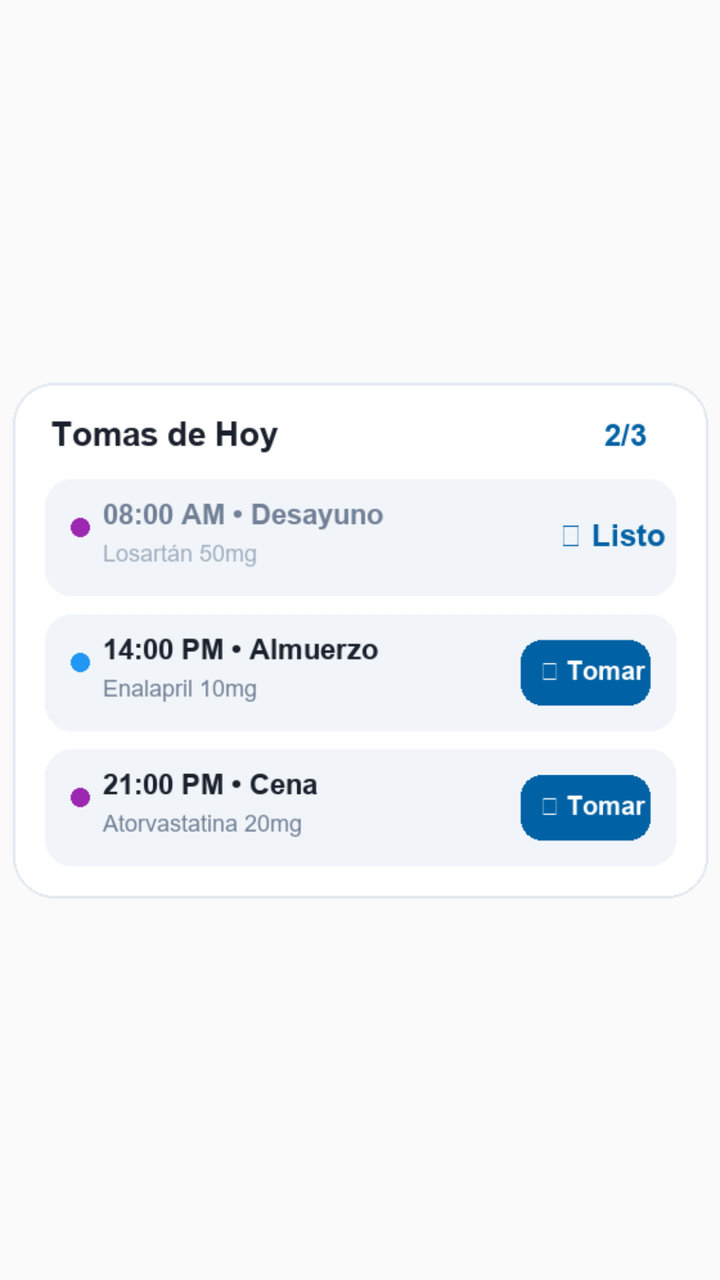
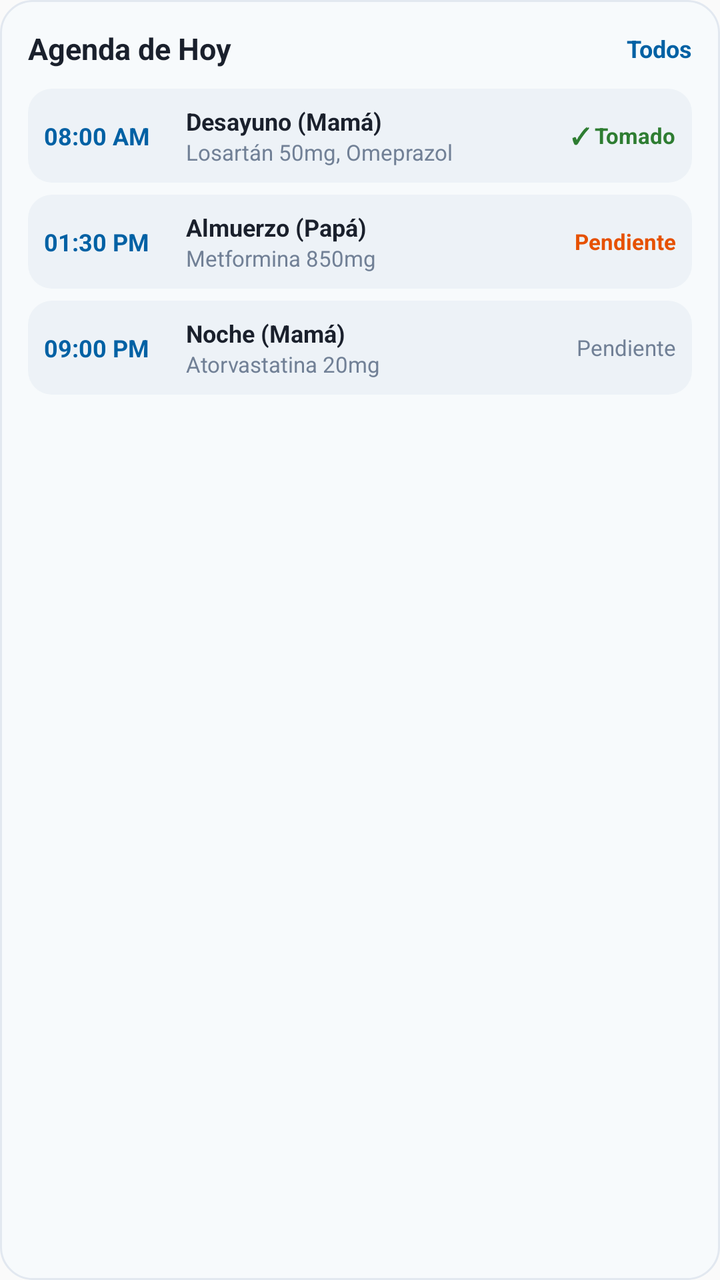

Before-and-after screenshots of an Android layout around one commit, followed by the original layout XML and the change that was made.
<!-- AndroidManifest.xml: application theme android:Theme.Material.Light.NoActionBar -->
<!-- res/layout/widget_daily_schedule_preview.xml -->
<?xml version="1.0" encoding="utf-8"?>
<FrameLayout xmlns:android="http://schemas.android.com/apk/res/android"
    android:layout_width="match_parent"
    android:layout_height="match_parent">

    <ImageView
        android:layout_width="match_parent"
        android:layout_height="match_parent"
        android:scaleType="fitCenter"
        android:src="@drawable/widget_daily_schedule_preview" />
</FrameLayout>
<!-- resources referenced by this layout -->
<resources>
  <!-- drawable widget_daily_schedule_preview: png bitmap (drawable-nodpi, 27364 bytes) -->
</resources>

<!-- the commit's change to res/layout/widget_daily_schedule_preview.xml (unified diff, before → after) -->
@@ -1,11 +1,184 @@
 <?xml version="1.0" encoding="utf-8"?>
-<FrameLayout xmlns:android="http://schemas.android.com/apk/res/android"
+<LinearLayout xmlns:android="http://schemas.android.com/apk/res/android"
+    android:id="@android:id/background"
     android:layout_width="match_parent"
-    android:layout_height="match_parent">
+    android:layout_height="match_parent"
+    android:background="@drawable/widget_preview_card_bg"
+    android:orientation="vertical"
+    android:padding="14dp">
 
-    <ImageView
+    
+    <LinearLayout
         android:layout_width="match_parent"
-        android:layout_height="match_parent"
-        android:scaleType="fitCenter"
-        android:src="@drawable/widget_daily_schedule_preview" />
-</FrameLayout>
+        android:layout_height="wrap_content"
+        android:gravity="center_vertical"
+        android:orientation="horizontal">
+
+        <TextView
+            android:layout_width="0dp"
+            android:layout_height="wrap_content"
+            android:layout_weight="1"
+            android:text="Agenda de Hoy"
+            android:textColor="#1A202C"
+            android:textSize="15sp"
+            android:textStyle="bold" />
+
+        <TextView
+            android:layout_width="wrap_content"
+            android:layout_height="wrap_content"
+            android:text="Todos"
+            android:textColor="#0061A4"
+            android:textSize="12sp"
+            android:textStyle="bold" />
+    </LinearLayout>
+
+    
+    <LinearLayout
+        android:layout_width="match_parent"
+        android:layout_height="wrap_content"
+        android:layout_marginTop="10dp"
+        android:background="@drawable/widget_preview_item_bg"
+        android:gravity="center_vertical"
+        android:orientation="horizontal"
+        android:padding="8dp">
+
+        <TextView
+            android:layout_width="65dp"
+            android:layout_height="wrap_content"
+            android:text="08:00 AM"
+            android:textColor="#0061A4"
+            android:textSize="12sp"
+            android:textStyle="bold" />
+
+        <LinearLayout
+            android:layout_width="0dp"
+            android:layout_height="wrap_content"
+            android:layout_marginStart="6dp"
+            android:layout_weight="1"
+            android:orientation="vertical">
+
+            <TextView
+                android:layout_width="wrap_content"
+                android:layout_height="wrap_content"
+                android:text="Desayuno (Mamá)"
+                android:textColor="#1A202C"
+                android:textSize="12sp"
+                android:textStyle="bold" />
+
+            <TextView
+                android:layout_width="wrap_content"
+                android:layout_height="wrap_content"
+                android:text="Losartán 50mg, Omeprazol"
+                android:textColor="#718096"
+                android:textSize="11sp" />
+        </LinearLayout>
+
+        <TextView
+            android:layout_width="wrap_content"
+            android:layout_height="wrap_content"
+            android:text="✓ Tomado"
+            android:textColor="#2E7D32"
+            android:textSize="11sp"
+            android:textStyle="bold" />
+    </LinearLayout>
+
+    
+    <LinearLayout
+        android:layout_width="match_parent"
+        android:layout_height="wrap_content"
+        android:layout_marginTop="6dp"
+        android:background="@drawable/widget_preview_item_bg"
+        android:gravity="center_vertical"
+        android:orientation="horizontal"
+        android:padding="8dp">
+
+        <TextView
+            android:layout_width="65dp"
+            android:layout_height="wrap_content"
+            android:text="01:30 PM"
+            android:textColor="#0061A4"
+            android:textSize="12sp"
+            android:textStyle="bold" />
+
+        <LinearLayout
+            android:layout_width="0dp"
+            android:layout_height="wrap_content"
+            android:layout_marginStart="6dp"
+            android:layout_weight="1"
+            android:orientation="vertical">
+
+            <TextView
+                android:layout_width="wrap_content"
+                android:layout_height="wrap_content"
+                android:text="Almuerzo (Papá)"
+                android:textColor="#1A202C"
+                android:textSize="12sp"
+                android:textStyle="bold" />
+
+            <TextView
+                android:layout_width="wrap_content"
+                android:layout_height="wrap_content"
+                android:text="Metformina 850mg"
+                android:textColor="#718096"
+                android:textSize="11sp" />
+        </LinearLayout>
+
+        <TextView
+            android:layout_width="wrap_content"
+            android:layout_height="wrap_content"
+            android:text="Pendiente"
+            android:textColor="#E65100"
+            android:textSize="11sp"
+            android:textStyle="bold" />
+    </LinearLayout>
+
+    
+    <LinearLayout
+        android:layout_width="match_parent"
+        android:layout_height="wrap_content"
+        android:layout_marginTop="6dp"
+        android:background="@drawable/widget_preview_item_bg"
+        android:gravity="center_vertical"
+        android:orientation="horizontal"
+        android:padding="8dp">
+
+        <TextView
+            android:layout_width="65dp"
+            android:layout_height="wrap_content"
+            android:text="09:00 PM"
+            android:textColor="#0061A4"
+            android:textSize="12sp"
+            android:textStyle="bold" />
+
+        <LinearLayout
+            android:layout_width="0dp"
+            android:layout_height="wrap_content"
+            android:layout_marginStart="6dp"
+            android:layout_weight="1"
+            android:orientation="vertical">
+
+            <TextView
+                android:layout_width="wrap_content"
+                android:layout_height="wrap_content"
+                android:text="Noche (Mamá)"
+                android:textColor="#1A202C"
+                android:textSize="12sp"
+                android:textStyle="bold" />
+
+            <TextView
+                android:layout_width="wrap_content"
+                android:layout_height="wrap_content"
+                android:text="Atorvastatina 20mg"
+                android:textColor="#718096"
+                android:textSize="11sp" />
+        </LinearLayout>
+
+        <TextView
+            android:layout_width="wrap_content"
+            android:layout_height="wrap_content"
+            android:text="Pendiente"
+            android:textColor="#718096"
+            android:textSize="11sp" />
+    </LinearLayout>
+
+</LinearLayout>
<!-- resource entries referenced after the edit -->
@@ -1,5 +1,21 @@
 <!-- resources referenced by this layout -->
 <resources>
-  <!-- drawable widget_daily_schedule_preview: png bitmap (drawable-nodpi, 27364 bytes) -->
+  <!-- drawable widget_preview_card_bg (drawable) -->
+  <?xml version="1.0" encoding="utf-8"?>
+  <shape xmlns:android="http://schemas.android.com/apk/res/android"
+      android:shape="rectangle">
+      <corners android:radius="16dp" />
+      <solid android:color="#F7FAFC" />
+      <stroke
+          android:width="1dp"
+          android:color="#E2E8F0" />
+  </shape>
+  <!-- drawable widget_preview_item_bg (drawable) -->
+  <?xml version="1.0" encoding="utf-8"?>
+  <shape xmlns:android="http://schemas.android.com/apk/res/android"
+      android:shape="rectangle">
+      <corners android:radius="12dp" />
+      <solid android:color="#EDF2F7" />
+  </shape>
 </resources>
 
